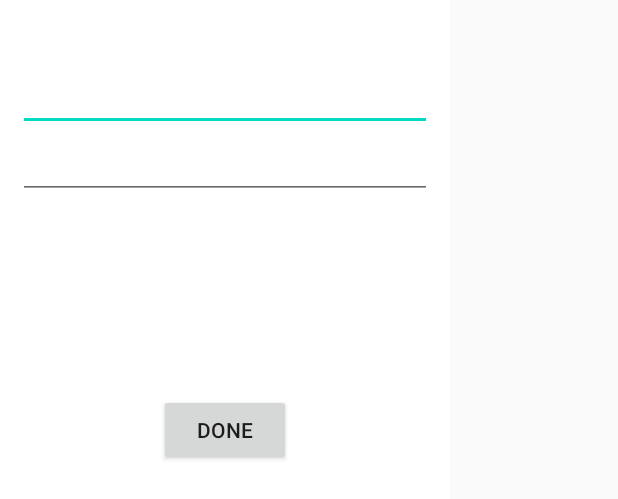
After one commit to johncegom/Fenbefich, an Android app: the layout dialog.xml on its own in the app's theme, with its tools: preview values and no code run, on a phone screen of 412 x 824 dp. The commit adds this screen. Shown: the top 499 px of the screen. Run offline under Robolectric (Android 15) with nearby library versions, the phone set to English and light mode, and no system bars.

Commit message:
Edit function, a lot of codes, not optimized

```diff
--- a/app/build.gradle
+++ b/app/build.gradle
@@ -28,6 +28,7 @@ android {
 dependencies {
     implementation fileTree(dir: 'libs', include: ['*.jar'])
 
+    implementation 'com.google.firebase:firebase-storage:19.1.1'
     implementation 'com.squareup.picasso:picasso:2.71828'
     implementation 'com.firebase:firebase-client-android:2.5.0'
     implementation 'com.google.firebase:firebase-database:19.3.0'
--- a/app/src/main/AndroidManifest.xml
+++ b/app/src/main/AndroidManifest.xml
@@ -1,7 +1,8 @@
 <?xml version="1.0" encoding="utf-8"?>
 <manifest xmlns:android="http://schemas.android.com/apk/res/android"
     package="com.example.firebasegogo">
-
+    <uses-permission android:name="android.permission.INTERNET" />
+    <uses-permission android:name="android.permission.READ_EXTERNAL_STORAGE" />
     <application
         android:allowBackup="true"
         android:icon="@mipmap/ic_launcher"
--- /dev/null
+++ b/app/src/main/res/layout/dialog.xml
@@ -0,0 +1,52 @@
+<?xml version="1.0" encoding="utf-8"?>
+<LinearLayout xmlns:android="http://schemas.android.com/apk/res/android"
+    android:layout_width="300dp"
+    android:layout_height="match_parent"
+    android:background="#FFFFFF"
+    android:backgroundTint="#FFFFFF"
+    android:orientation="vertical">
+
+    <TextView
+        android:id="@+id/txtmessage"
+        android:layout_width="match_parent"
+        android:layout_height="wrap_content"
+        android:padding="10dp"
+        android:textSize="16sp" />
+
+    <LinearLayout
+        android:layout_width="match_parent"
+        android:layout_height="wrap_content"
+        android:layout_gravity="center_horizontal"
+        android:orientation="vertical">
+
+        <EditText
+            android:id="@+id/txtName"
+            android:layout_width="match_parent"
+            android:layout_height="wrap_content"
+            android:layout_marginStart="12dp"
+            android:layout_marginEnd="12dp" />
+
+        <EditText
+            android:id="@+id/txtPrice"
+            android:layout_width="match_parent"
+            android:layout_height="wrap_content"
+            android:layout_marginStart="12dp"
+            android:layout_marginEnd="12dp" />
+        <ImageView
+            android:id="@+id/txtImg"
+            android:layout_width="150dp"
+            android:layout_height="130dp"
+            android:layout_gravity="center_horizontal"
+            android:clickable="true"/>
+
+        <Button
+            android:id="@+id/btdone"
+            android:layout_width="wrap_content"
+            android:layout_height="wrap_content"
+            android:layout_gravity="center_horizontal"
+            android:focusable="false"
+            android:clickable="true"
+            android:descendantFocusability="afterDescendants"
+            android:text="@string/donebtn" />
+    </LinearLayout>
+</LinearLayout>
--- a/app/src/main/res/menu/listviewitem_menu.xml
+++ b/app/src/main/res/menu/listviewitem_menu.xml
@@ -8,4 +8,7 @@
     <item
         android:id="@+id/delbtn"
         android:title="@string/delbtn" />
+    <item
+        android:id="@+id/newbtn"
+        android:title="@string/newbtn" />
 </menu>
--- a/app/src/main/res/values/strings.xml
+++ b/app/src/main/res/values/strings.xml
@@ -6,4 +6,6 @@
     <string name="drinkbtn">Drink</string>
     <string name="editbtn">Edit</string>
     <string name="delbtn">Delete</string>
+    <string name="newbtn">New</string>
+    <string name="donebtn">Done</string>
 </resources>
```
Also changed, not shown: app/src/main/java/com/example/firebasegogo/DetailMenu.java (+176 -7 lines), app/src/main/java/com/example/firebasegogo/Item.java (+18 -1 lines).
